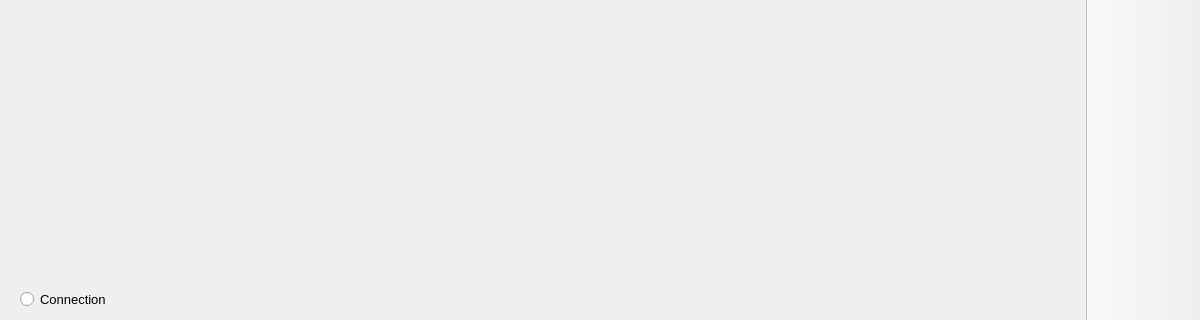
This is view/mainview.ui in schote/GOMRI as Qt 5 draws it before an edit; both pictures show x 0 to 1200 and y 480 to 800 of the 1200 by 800 pixel window. The edited form follows.
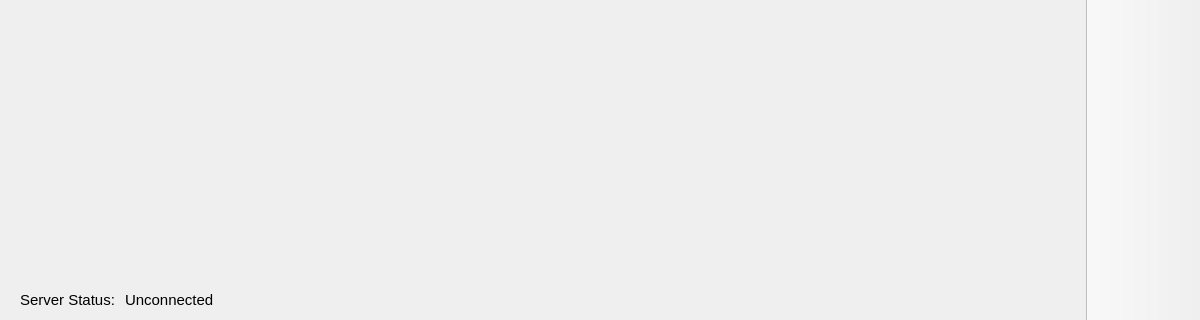
This is the edited form. Icons and pictures are not drawn.

```diff
--- a/view/mainview.ui
+++ b/view/mainview.ui
@@ -283,23 +283,38 @@
         <number>10</number>
        </property>
        <item>
-        <widget class="QRadioButton" name="status_connection">
-         <property name="font">
-          <font>
-           <pointsize>10</pointsize>
-          </font>
+        <widget class="QLabel" name="label">
+         <property name="sizePolicy">
+          <sizepolicy hsizetype="Minimum" vsizetype="Preferred">
+           <horstretch>0</horstretch>
+           <verstretch>0</verstretch>
+          </sizepolicy>
          </property>
          <property name="text">
-          <string>Connection</string>
+          <string>Server Status:</string>
          </property>
-         <property name="checkable">
-          <bool>true</bool>
+        </widget>
+       </item>
+       <item>
+        <widget class="QLabel" name="status_connection">
+         <property name="text">
+          <string>Unconnected</string>
          </property>
-         <property name="autoExclusive">
-          <bool>false</bool>
-         </property>
         </widget>
        </item>
+       <item>
+        <spacer name="horizontalSpacer">
+         <property name="orientation">
+          <enum>Qt::Horizontal</enum>
+         </property>
+         <property name="sizeHint" stdset="0">
+          <size>
+           <width>40</width>
+           <height>20</height>
+          </size>
+         </property>
+        </spacer>
+       </item>
       </layout>
      </widget>
     </item>
```
